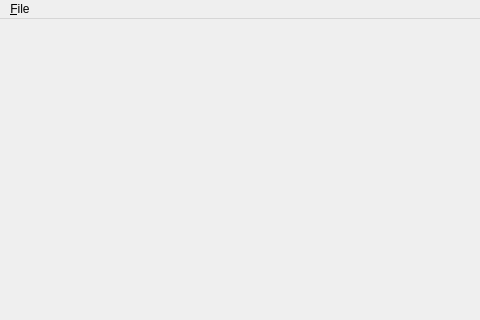
This is ui/main_window.ui in e7/crack97 as Qt 5 draws it before an edit; both pictures show x 0 to 480 and y 0 to 320 of the 800 by 600 pixel window. The edited form follows.
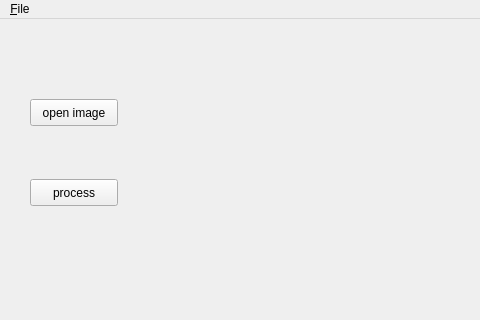
This is the edited form.

```diff
--- a/ui/main_window.ui
+++ b/ui/main_window.ui
@@ -13,7 +13,34 @@
   <property name="windowTitle">
    <string>MainWindow</string>
   </property>
-  <widget class="QWidget" name="centralwidget"/>
+  <widget class="QWidget" name="centralwidget">
+   <widget class="QPushButton" name="open_image">
+    <property name="geometry">
+     <rect>
+      <x>30</x>
+      <y>80</y>
+      <width>88</width>
+      <height>27</height>
+     </rect>
+    </property>
+    <property name="text">
+     <string>open image</string>
+    </property>
+   </widget>
+   <widget class="QPushButton" name="process">
+    <property name="geometry">
+     <rect>
+      <x>30</x>
+      <y>160</y>
+      <width>88</width>
+      <height>27</height>
+     </rect>
+    </property>
+    <property name="text">
+     <string>process</string>
+    </property>
+   </widget>
+  </widget>
   <widget class="QMenuBar" name="menubar">
    <property name="geometry">
     <rect>
```
Left out of the diff: 2 changed lines with no effect on the pictures.
